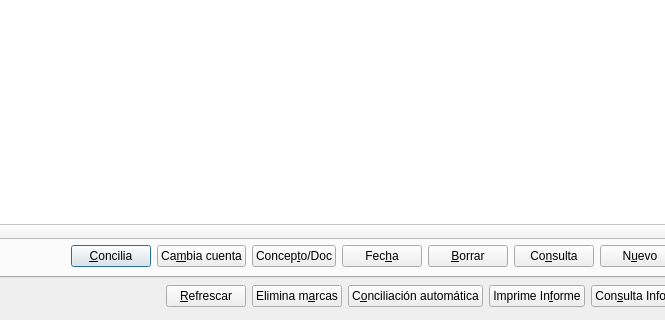
Old version of the form concilia.ui in the repository DIBOSAJM/keme; both pictures show x 231 to 896 and y 408 to 728 of the 1191 by 728 pixel window.
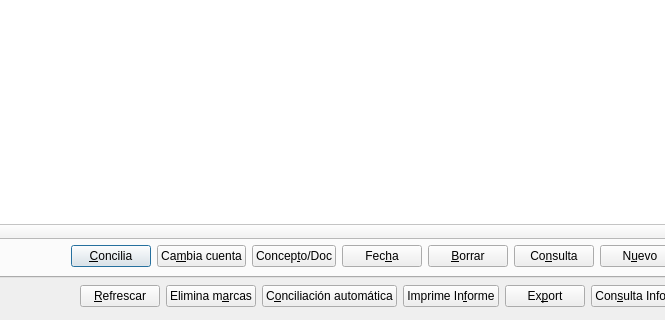
New version of the form. Icons and pictures are not drawn.

```diff
--- a/concilia.ui
+++ b/concilia.ui
@@ -631,6 +631,13 @@
        </property>
       </widget>
      </item>
+     <item>
+      <widget class="QPushButton" name="export_pushButton">
+       <property name="text">
+        <string>Ex&amp;port</string>
+       </property>
+      </widget>
+     </item>
      <item>
       <widget class="QPushButton" name="consultainfpushButton">
        <property name="text">
```
Left out of the diff: 2 changed lines with no effect on the pictures.
